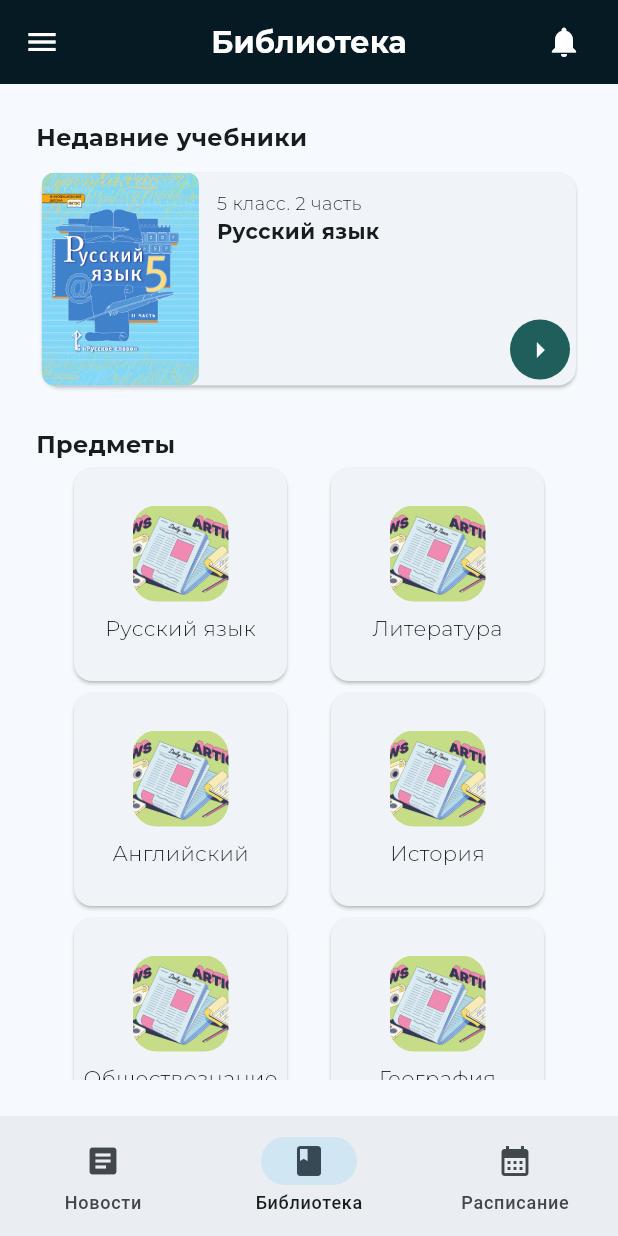
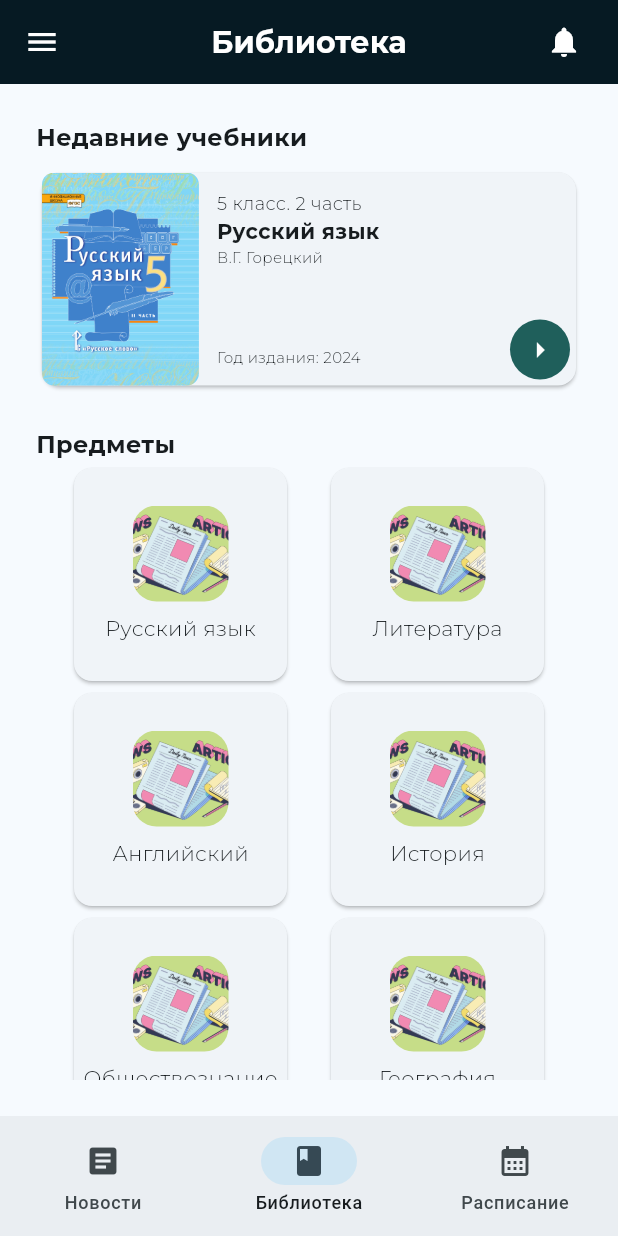
Before and after one commit to gabralava/school_manager, a Flutter app: the screen it shows after launch, item 2 of the bottom bar chosen, on a phone screen of 412 x 824 dp. Run offline on Flutter 3.47's test engine with Material 3 defaults, Android fonts, the phone set to English and light mode, and no system bars; project files that could hold a hidden picture were left out.

Commit message:
Edit horizontal card widget display

```diff
--- a/lib/presentation/custom_widgets/horizontal_card_widget.dart
+++ b/lib/presentation/custom_widgets/horizontal_card_widget.dart
@@ -106,6 +106,17 @@ class RecentBookWidget extends StatelessWidget {
                         fontWeight: FontWeight.w700,
                         fontSize: 14),
                   ),
+                  Text('В.Г. Горецкий',
+                      style: TextStyle(
+                          fontFamily: 'Montserrat',
+                          fontWeight: FontWeight.w400,
+                          fontSize: 10)),
+                  Spacer(),
+                  Text('Год издания: 2024',
+                      style: TextStyle(
+                          fontFamily: 'Montserrat',
+                          fontWeight: FontWeight.w300,
+                          fontSize: 10)),
                 ],
               ),
             ),
```
